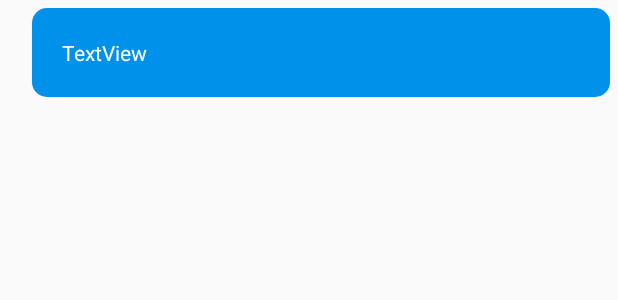
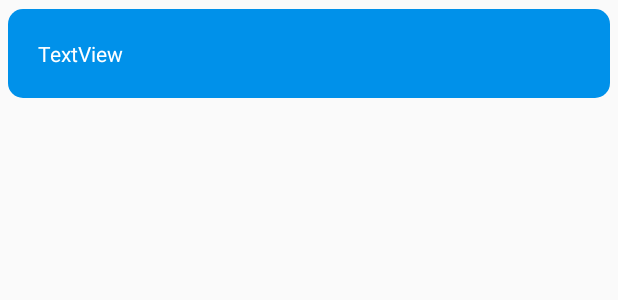
Before and after one commit to PearKMA/AppAndroid, an Android app: the layout message_layout_of_user.xml on its own in the app's theme, with its tools: preview values and no code run, on a phone screen of 412 x 824 dp. Shown: the top 300 px of the screen. Run offline under Robolectric (Android 15) with nearby library versions, the phone set to English and light mode, and no system bars.

Commit message:
Lưu ý : 10:52AM 16/10 Lưu ý : 8:40AM 16/10 -Update RequestFragment,Request Lưu ý : 2:50AM 14/10 - Update code trước khi Push lên - Thay đổi về các class MainActivity,AllUsersActivity,FriendFragment,OfflineMode - Thêm một số class : LastSeenTime,OfflineMode Lưu ý : 1:15PM 15/10 - Update code MessageActivity Lưu ý : 12:58 AM 16/10 - Update code Chats,ChatFragment,FriendFragment,MessageActivity,MessageAdapter

```diff
--- a/app/src/main/res/layout/message_layout_of_user.xml
+++ b/app/src/main/res/layout/message_layout_of_user.xml
@@ -1,13 +1,14 @@
 <?xml version="1.0" encoding="utf-8"?>
 <RelativeLayout xmlns:android="http://schemas.android.com/apk/res/android"
+    xmlns:app="http://schemas.android.com/apk/res-auto"
     android:layout_width="match_parent" android:layout_height="wrap_content"
     android:padding="5dp">
 
-    <!--<de.hdodenhof.circleimageview.CircleImageView-->
-        <!--android:layout_width="60dp"-->
-        <!--android:layout_height="60dp"-->
-        <!--android:id="@+id/message_profile_image"-->
-        <!--android:src="@drawable/icon_online"/>-->
+    <de.hdodenhof.circleimageview.CircleImageView
+        android:layout_width="60dp"
+        android:layout_height="60dp"
+        android:id="@+id/message_profile_image"
+        />
 
     <TextView
         android:id="@+id/message_text"
@@ -19,6 +20,15 @@
         android:padding="20dp"
         android:text="TextView"
         android:textColor="@color/mauTrang"
-        android:layout_marginLeft="16dp"
         android:layout_alignParentLeft="true" />
+
+    <ImageView
+        android:id="@+id/message_image_view"
+        android:layout_width="300dp"
+        android:layout_height="wrap_content"
+        android:layout_centerHorizontal="true"
+        android:layout_alignTop="@id/message_text"
+        android:padding="15dp"
+        android:scaleType="centerCrop"
+         />
 </RelativeLayout>
```
Also changed, not shown: app/src/main/java/groups/kma/sharelocation/Chat/MessageActivity.java (+80 -0 lines), app/src/main/java/groups/kma/sharelocation/Chat/MessageAdapter.java (+36 -2 lines).
